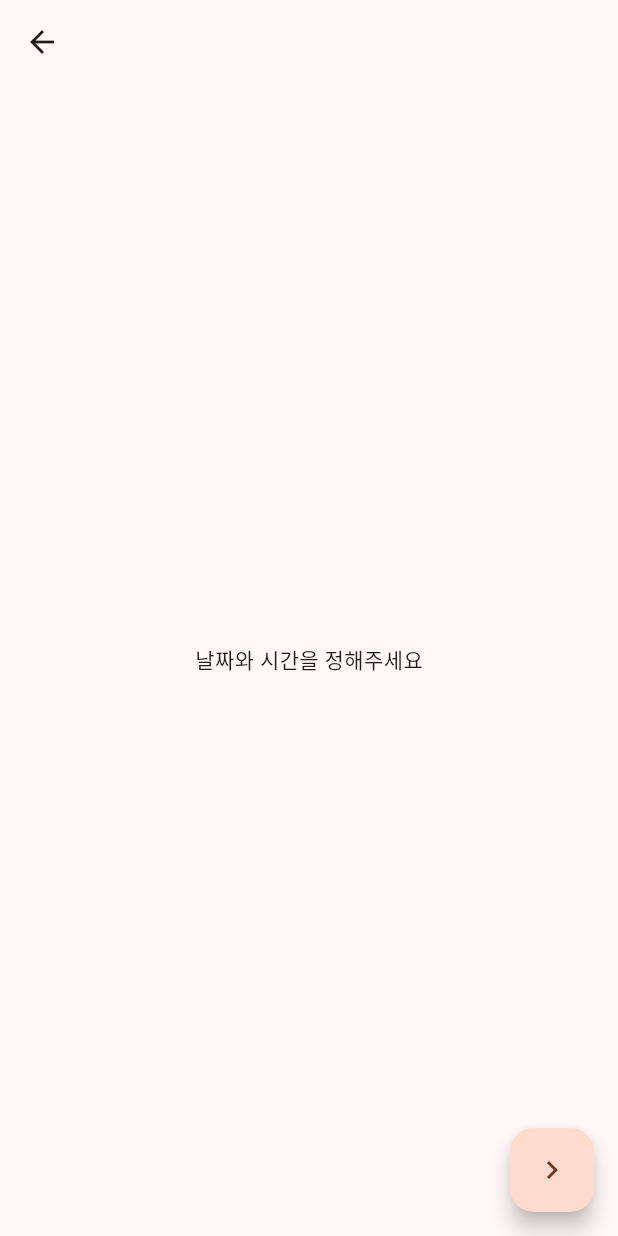
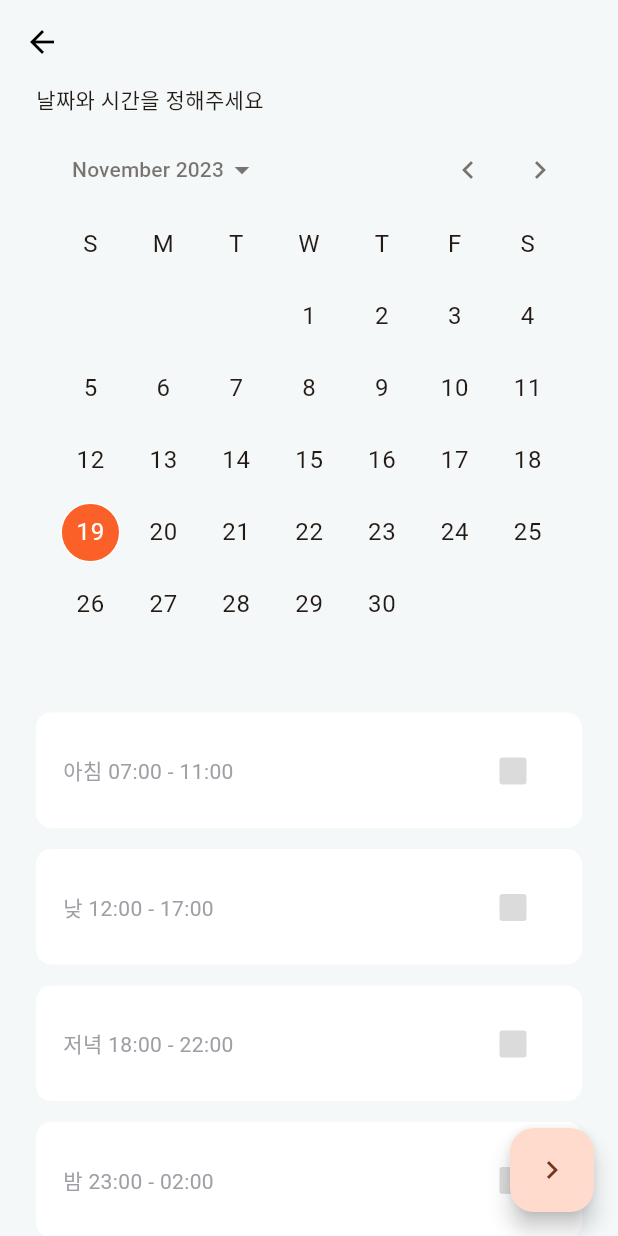
Before and after one commit to YAPP-Github/23rd-TF-when2yapp-FE, a Flutter app: the screen it shows after launch, after a tap on the "add" icon, on a phone screen of 412 x 824 dp. Run offline on Flutter 3.47's test engine with Material 2 defaults, Android fonts, the light colour scheme and no system bars; drawn by our look-alikes of calendar_date_picker2; statements that could not run were skipped.

Commit message:
feat: calendar, checkbox 추가 (#10)

```diff
--- /dev/null
+++ b/lib/component/when2yapp_checkbox.dart
@@ -0,0 +1,68 @@
+import 'package:flutter/material.dart';
+
+class When2YappCheckBox extends StatefulWidget {
+  final Color textColor = const Color(0xFFA09DA5);
+  final Color selectedTextColor = Colors.black;
+  final String textLabel;
+
+  const When2YappCheckBox({
+    super.key,
+    required this.textLabel,
+  });
+
+  @override
+  State<StatefulWidget> createState() {
+    return When2YappCheckBoxState();
+  }
+}
+
+class When2YappCheckBoxState extends State<When2YappCheckBox> {
+  late bool _isSelected;
+
+  @override
+  void initState() {
+    _isSelected = false;
+    super.initState();
+  }
+
+  @override
+  Widget build(BuildContext context) {
+    return GestureDetector(
+      onTapUp: (_) {
+        setState(() {
+          _isSelected = !_isSelected;
+        });
+      },
+      child: Container(
+        decoration: BoxDecoration(
+          color: Colors.white,
+          borderRadius: BorderRadius.circular(10),
+        ),
+        child: Padding(
+          padding: const EdgeInsets.only(
+            left: 18,
+            right: 22,
+            top: 15,
+            bottom: 14,
+          ),
+          child: Row(
+            children: [
+              Text(
+                widget.textLabel,
+                style: TextStyle(
+                  color:
+                      _isSelected ? widget.selectedTextColor : widget.textColor,
+                ),
+              ),
+              const Spacer(),
+              Checkbox(
+                value: _isSelected,
+                onChanged: (bool? value) {},
+              ),
+            ],
+          ),
+        ),
+      ),
+    );
+  }
+}
--- a/lib/create_page.dart
+++ b/lib/create_page.dart
@@ -1,13 +1,80 @@
+import 'package:calendar_date_picker2/calendar_date_picker2.dart';
 import 'package:flutter/material.dart';
+import 'package:intl/intl.dart';
 
-class CreatePage extends StatelessWidget {
+import 'component/when2yapp_checkbox.dart';
+
+class CreatePage extends StatefulWidget {
+
+  final List<TimeOption> timeOptions = [
+    TimeOption(
+      timeSlotName: '아침',
+      range: DateTimeRange(
+        start: DateTime.now().copyWith(hour: 7, minute: 0, second: 0),
+        end: DateTime.now().copyWith(hour: 11, minute: 0, second: 0),
+      ),
+      isSelected: false,
+    ),
+    TimeOption(
+      timeSlotName: '낮',
+      range: DateTimeRange(
+        start: DateTime.now().copyWith(hour: 12, minute: 0, second: 0),
+        end: DateTime.now().copyWith(hour: 17, minute: 0, second: 0),
+      ),
+      isSelected: false,
+    ),
+    TimeOption(
+      timeSlotName: '저녁',
+      range: DateTimeRange(
+        start: DateTime.now().copyWith(hour: 18, minute: 0, second: 0),
+        end: DateTime.now().copyWith(hour: 22, minute: 0, second: 0),
+      ),
+      isSelected: false,
+    ),
+    TimeOption(
+      timeSlotName: '밤',
+      range: DateTimeRange(
+        start: DateTime.now().copyWith(hour: 23, minute: 0, second: 0),
+        end: DateTime.now()
+            .copyWith(hour: 02, minute: 0, second: 0)
+            .add(const Duration(days: 1)),
+      ),
+      isSelected: false,
+    ),
+    TimeOption(
+      timeSlotName: '',
+      range: null,
+      isSelected: false,
+    ),
+  ];
+
+  @override
+  State<StatefulWidget> createState() {
+    return CreatePageState();
+  }
+}
+
+class CreatePageState extends State<CreatePage> {
+  List<DateTime?> _rangeDatePickerValueWithDefaultValue = [
+    DateTime.now(),
+    DateTime.now().add(const Duration(days: 6))
+  ];
+
   @override
   Widget build(BuildContext context) {
     return SafeArea(
       child: Scaffold(
         appBar: AppBar(),
-        body: Center(
-          child: Text('날짜와 시간을 정해주세요'),
+        body: Padding(
+          padding: const EdgeInsets.symmetric(horizontal: 24),
+          child: Column(
+            crossAxisAlignment: CrossAxisAlignment.start,
+            children: [
+              Text('날짜와 시간을 정해주세요'),
+              _buildDefaultRangeDatePickerWithValue(),
+              _buildTimeSelectors()
+            ],
+          ),
         ),
         floatingActionButton: FloatingActionButton(
           onPressed: () {
@@ -15,8 +82,98 @@ class CreatePage extends StatelessWidget {
           },
           tooltip: '약속 만들기',
           child: const Icon(Icons.chevron_right),
-        )
+        ),
       ),
     );
   }
+
+  Widget _buildDefaultRangeDatePickerWithValue() {
+    final config = CalendarDatePicker2Config(
+      calendarType: CalendarDatePicker2Type.range,
+      weekdayLabelTextStyle: const TextStyle(
+        color: Colors.black87,
+        fontWeight: FontWeight.bold,
+      ),
+      controlsTextStyle: const TextStyle(
+        color: Colors.black,
+        fontSize: 15,
+        fontWeight: FontWeight.bold,
+      ),
+      dayTextStyle: const TextStyle(
+        color: Color(0xFFA09DA5),
+        fontWeight: FontWeight.bold,
+      ),
+      selectedDayTextStyle: const TextStyle(
+        color: Colors.white,
+        fontWeight: FontWeight.bold,
+      ),
+      selectedDayHighlightColor: const Color(0xFFFA6027),
+      selectedRangeDayTextStyle: const TextStyle(
+        color: Color(0xFFFA6027),
+        fontWeight: FontWeight.bold,
+      ),
+      selectedRangeHighlightColor: const Color(0xFFFEDFD4),
+      weekdayLabels: [
+        '일',
+        '월',
+        '화',
+        '수',
+        '목',
+        '금',
+        '토',
+      ],
+    );
+    return Column(
+      mainAxisSize: MainAxisSize.min,
+      children: [
+        const SizedBox(height: 10),
+        CalendarDatePicker2(
+          config: config,
+          value: _rangeDatePickerValueWithDefaultValue,
+          onValueChanged: (dates) =>
+              setState(() => _rangeDatePickerValueWithDefaultValue = dates),
+        ),
+      ],
+    );
+  }
+
+  Widget _buildTimeSelectors() {
+    return Wrap(
+      direction: Axis.horizontal,
+      runSpacing: 14,
+      children: widget.timeOptions.map((e) => _buildTimeSelector(timeOption: e)).toList(),
+    );
+  }
+
+  Widget _buildTimeSelector({
+    required TimeOption timeOption
+  }) {
+    return When2YappCheckBox(
+      textLabel: timeOption.getFormattedText(),
+    );
+  }
 }
+
+class TimeOption {
+  String timeSlotName;
+  DateTimeRange? range;
+  bool isSelected;
+
+  TimeOption({
+    required this.timeSlotName,
+    required this.range,
+    required this.isSelected,
+  });
+
+  toggleSelected() {
+    isSelected = !isSelected;
+  }
+
+  String getFormattedText() {
+    if (range == null) {
+      return '직접 입력할래요.';
+    }
+    final dateFormat = DateFormat('HH:mm');
+    return '$timeSlotName ${dateFormat.format(range!.start)} - ${dateFormat.format(range!.end)}';
+  }
+}
--- a/lib/when2yapp_app.dart
+++ b/lib/when2yapp_app.dart
@@ -19,7 +19,22 @@ class When2YappApp extends StatelessWidget {
     return MaterialApp(
       title: '언제얍',
       theme: ThemeData(
-        colorScheme: ColorScheme.fromSeed(seedColor: const Color(0xFEDFD4)),
+        colorScheme: ColorScheme.fromSeed(seedColor: const Color(0xFFFEDFD4)),
+        scaffoldBackgroundColor: const Color(0xFFF5F8F8),
+        appBarTheme: const AppBarTheme(
+          color: Color(0xFFF5F8F8),
+          elevation: 0,
+          iconTheme: IconThemeData(color: Colors.black),
+        ),
+        checkboxTheme: CheckboxThemeData(
+          fillColor: MaterialStateProperty.resolveWith(
+              (states) => states.contains(MaterialState.selected)
+                ? const Color(0xFFFA6027)
+                : const Color(0xFFDBDBDB)
+          ),
+          checkColor: MaterialStateProperty.all(Colors.white),
+          side: BorderSide.none,
+        ),
         useMaterial3: true,
       ),
       initialRoute: '/',
--- a/pubspec.yaml
+++ b/pubspec.yaml
@@ -36,6 +36,8 @@ dependencies:
   # The following adds the Cupertino Icons font to your application.
   # Use with the CupertinoIcons class for iOS style icons.
   cupertino_icons: ^1.0.2
+  calendar_date_picker2: ^0.5.3
+  intl: ^0.18.1
 
 dev_dependencies:
   flutter_test:
```
